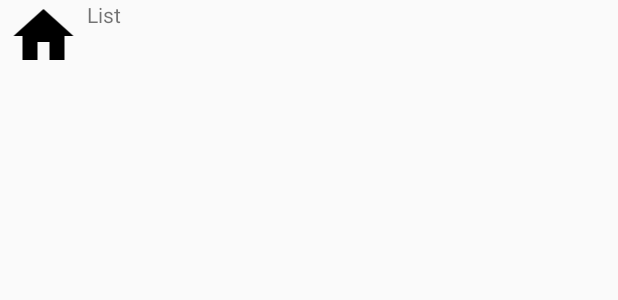
After one commit to HalaAli2020/SeniorProject, an Android app: the layout list_rv.xml on its own in the app's theme, with its tools: preview values and no code run, on a phone screen of 412 x 824 dp. The commit adds this screen. Shown: the top 300 px of the screen. Run offline under Robolectric (Android 15) with nearby library versions, the phone set to English and light mode, and no system bars.

Commit message:
Preliminary list fragment

```diff
--- a/app/src/main/java/com/example/seniorproject/Authentication/LoginActivity.kt
+++ b/app/src/main/java/com/example/seniorproject/Authentication/LoginActivity.kt
@@ -50,8 +50,7 @@ lateinit var factory: ViewModelProvider.Factory
 
         DaggerAppComponent.create().inject(this)
         myViewModel = ViewModelProviders.of(this,factory).get(AuthenticationViewModel::class.java)
-        val binding: ActivityLoginBinding =
-            DataBindingUtil.setContentView(this, R.layout.activity_login)
+        val binding: ActivityLoginBinding = DataBindingUtil.setContentView(this, R.layout.activity_login)
         binding.authViewModel = myViewModel
         myViewModel.authListener = this
 
--- a/app/src/main/java/com/example/seniorproject/data/repositories/PostRepository.kt
+++ b/app/src/main/java/com/example/seniorproject/data/repositories/PostRepository.kt
@@ -20,6 +20,8 @@ class PostRepository @Inject constructor(private val Firebase: FirebaseData) {
 
     fun fetchCurrentUserName() = Firebase.fetchCurrentUserName()
 
+    fun getClasses() = Firebase.getClasses()
+
     companion object {
         @Volatile
         private var instance: PostRepository? = null
--- /dev/null
+++ b/app/src/main/res/layout/list_rv.xml
@@ -0,0 +1,18 @@
+<?xml version="1.0" encoding="utf-8"?>
+<LinearLayout xmlns:android="http://schemas.android.com/apk/res/android"
+    xmlns:app="http://schemas.android.com/apk/res-auto"
+    android:orientation="horizontal" android:layout_width="match_parent"
+    android:layout_height="wrap_content">
+
+    <ImageView
+        android:id="@+id/imageView"
+        android:layout_width="58dp"
+        android:layout_height="48dp"
+        app:srcCompat="@drawable/ic_home_black_24dp" />
+
+    <TextView
+        android:id="@+id/communityName_TV"
+        android:layout_width="match_parent"
+        android:layout_height="wrap_content"
+        android:text="List" />
+</LinearLayout>
```
Also changed, not shown: app/src/main/java/com/example/seniorproject/InjectorUtils.kt (+7 -2 lines), app/src/main/java/com/example/seniorproject/MainForum/ListAdapter.kt (added, +41 -0 lines), app/src/main/java/com/example/seniorproject/MainForum/ListFragment.kt (+27 -6 lines), app/src/main/java/com/example/seniorproject/data/Firebase/FirebaseData.kt (+27 -1 lines), app/src/main/java/com/example/seniorproject/viewModels/ListViewModel.kt (added, +17 -0 lines), app/src/main/java/com/example/seniorproject/viewModels/ListViewModelFactory.kt (added, +14 -0 lines), app/src/main/res/layout/fragment_list.xml (+7 -6 lines).
